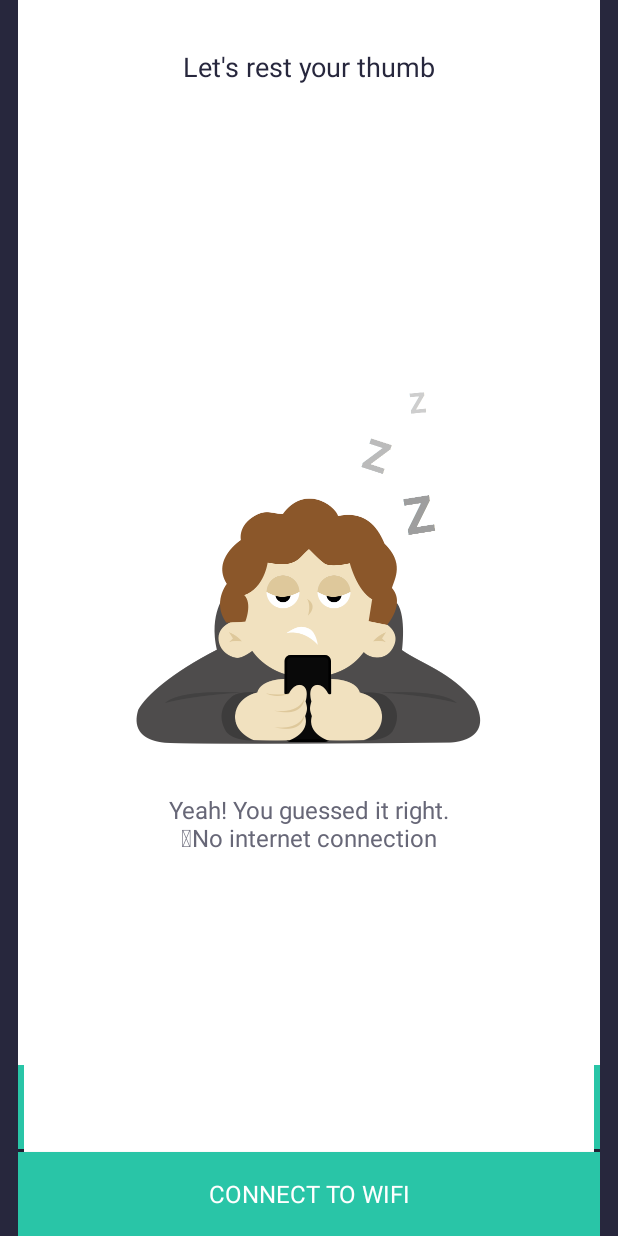
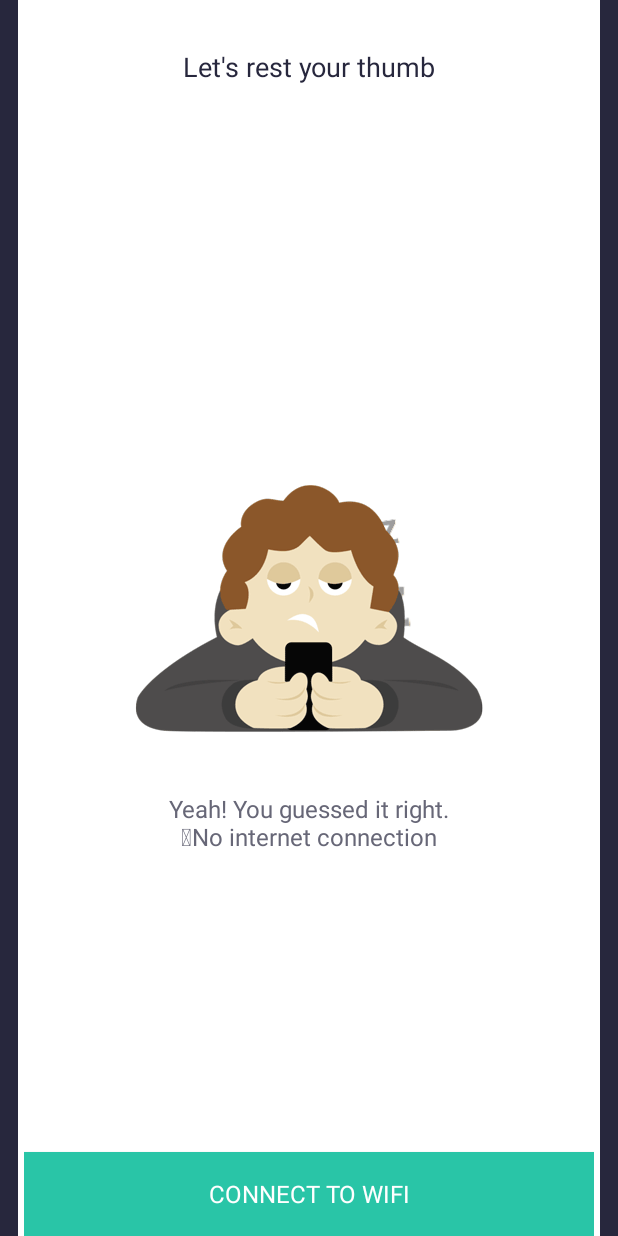
Before and after one commit to ankitjainb27/Fruit, an Android app: the fragment LaunchFragment placed in its activity, on a phone screen of 412 x 824 dp. Run offline under Robolectric (Android 15) with nearby library versions, the phone set to English and light mode, and no system bars; 3 statements that could not run were skipped.

Commit message:
push changes

```diff
--- a/app/build.gradle
+++ b/app/build.gradle
@@ -32,4 +32,5 @@
     compile 'com.android.support:cardview-v7:22.2.+'
     compile 'com.android.support:recyclerview-v7:22.2.+'
     compile 'com.amulyakhare:com.amulyakhare.textdrawable:1.0.1'
+    compile 'pl.droidsonroids.gif:android-gif-drawable:1.1.+'
 }
--- a/app/src/main/java/com/housing/typeracer/Controller.java
+++ b/app/src/main/java/com/housing/typeracer/Controller.java
@@ -29,7 +29,7 @@
 
     void popBackStack();
 
-    void clearBackStack(boolean isInclusive);
+    void clearBackStack(boolean isInclusive, String tag);
 
     int getStatusBarHeight();
 }
--- a/app/src/main/java/com/housing/typeracer/fragments/LaunchFragment.java
+++ b/app/src/main/java/com/housing/typeracer/fragments/LaunchFragment.java
@@ -5,7 +5,6 @@
 import android.view.LayoutInflater;
 import android.view.View;
 import android.view.ViewGroup;
-import android.widget.Button;
 import android.widget.ImageView;
 import android.widget.RelativeLayout;
 import android.widget.TextView;
@@ -23,7 +22,7 @@
 public class LaunchFragment extends BaseFragment implements View.OnClickListener {
 
     private RelativeLayout noWifiLayout;
-    Button button;
+    private RelativeLayout buttonslayout;
 
     public static LaunchFragment newInstance() {
         return new LaunchFragment();
@@ -35,7 +34,7 @@
     public View onCreateView(LayoutInflater inflater, ViewGroup container, Bundle savedInstanceState) {
         View rootView = inflater.inflate(R.layout.launch_screen, container, false);
         noWifiLayout = (RelativeLayout) rootView.findViewById(R.id.no_wifi_layout);
-        button = (Button) rootView.findViewById(R.id.button);
+        buttonslayout = (RelativeLayout) rootView.findViewById(R.id.buttons);
         rootView.findViewById(R.id.host_game_button).setOnClickListener(this);
         rootView.findViewById(R.id.discover_game_button).setOnClickListener(this);
         rootView.findViewById(R.id.wifi_connect).setOnClickListener(this);
@@ -46,7 +45,6 @@
         int rsrcId = MainApplication.avatarMappings.get(avatarId);
         ((TextView) rootView.findViewById(R.id.welcomename)).setText(userName);
         ((ImageView) rootView.findViewById(R.id.avatarid)).setImageResource(rsrcId);
-        button.setOnClickListener(this);
         return rootView;
     }
 
@@ -60,9 +58,11 @@
         super.onResume();
         ((MainActivity) getActivityReference()).setToolbarTitle("Welcome");
         if (!ConnectionUtils.isConnectedToNetwork()) {
+            buttonslayout.setVisibility(View.GONE);
             noWifiLayout.setVisibility(View.VISIBLE);
         } else {
             noWifiLayout.setVisibility(View.GONE);
+            buttonslayout.setVisibility(View.VISIBLE);
         }
         if (null != ((MainActivity) getActivityReference()).mGoogleApiClient && ((MainActivity) getActivityReference()).mGoogleApiClient.isConnected()) {
             Nearby.Connections.stopAdvertising(((MainActivity) getActivityReference()).mGoogleApiClient);
@@ -83,12 +83,9 @@
             case R.id.wifi_connect:
                 openSettings();
                 break;
-            case R.id.button: {
-                getFragmentController().performOperation(Controller.OPEN_GAME_FRAGMENT, null);
-                break;
-            }
         }
     }
+
 
     private void openSettings() {
         ((MainActivity) getActivityReference()).openWifiSettings();
--- a/app/src/main/res/layout/choose_client_fragment.xml
+++ b/app/src/main/res/layout/choose_client_fragment.xml
@@ -54,14 +54,15 @@
             android:textColor="@color/primary"
             android:textSize="24sp" />
 
-        <ImageView
+
+        <pl.droidsonroids.gif.GifImageView
             android:id="@+id/placeholder_happy_guy"
             android:layout_width="wrap_content"
             android:layout_height="wrap_content"
             android:layout_below="@id/games_name_init"
             android:layout_centerHorizontal="true"
             android:layout_marginBottom="@dimen/padding_huge"
-            android:src="@drawable/text_dude_happy" />
+            android:src="@drawable/guy_awake" />
 
         <com.housing.typeracer.fonts.TextLight
             android:layout_width="match_parent"
--- a/app/src/main/res/layout/game.xml
+++ b/app/src/main/res/layout/game.xml
@@ -16,6 +16,7 @@
         android:textColor="@android:color/white" />
 
     <TextView
+        android:id="@+id/exit"
         android:layout_width="wrap_content"
         android:layout_height="wrap_content"
         android:layout_alignParentRight="true"
--- a/app/src/main/res/layout/launch_screen.xml
+++ b/app/src/main/res/layout/launch_screen.xml
@@ -99,12 +99,12 @@
                 android:layout_height="wrap_content"
                 android:layout_centerInParent="true">
 
-                <ImageView
+                <pl.droidsonroids.gif.GifImageView
                     android:id="@+id/img"
                     android:layout_width="wrap_content"
                     android:layout_height="wrap_content"
                     android:layout_centerHorizontal="true"
-                    android:src="@drawable/text_dude_sleepy" />
+                    android:src="@drawable/guy_nointernet" />
 
                 <com.housing.typeracer.fonts.TextLight
                     android:layout_width="match_parent"
```
Also changed, not shown: app/src/main/java/com/housing/typeracer/GameFragment.java (+16 -1 lines), app/src/main/java/com/housing/typeracer/MainActivity.java (+27 -13 lines), app/src/main/res/drawable-hdpi/guy_angry.gif (added), app/src/main/res/drawable-hdpi/guy_awake.gif (added), app/src/main/res/drawable-hdpi/guy_nointernet.gif (added), app/src/main/res/drawable-xxhdpi/guy_angry.gif (added), app/src/main/res/drawable-xxhdpi/guy_awake.gif (added), app/src/main/res/drawable-xxhdpi/guy_nointernet.gif (added), 1 other file.
